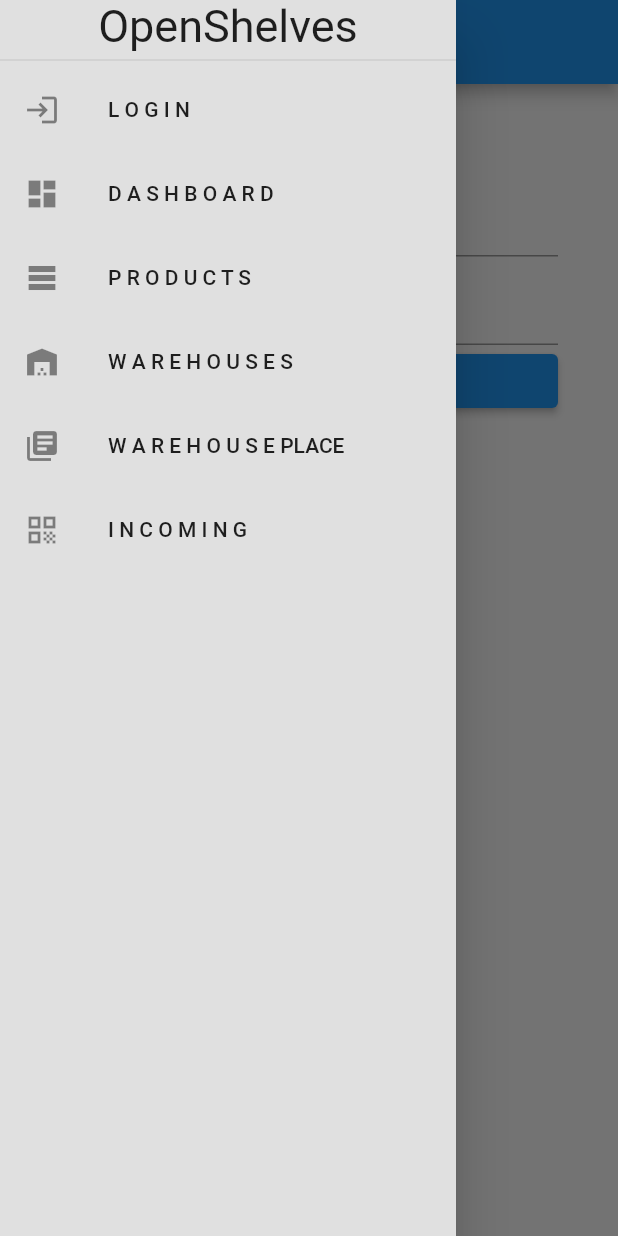
After one commit to OpenShelves/openshelves-frontend, a Flutter app: the LoginPage screen opened by its route, with the side drawer open, on a phone screen of 412 x 824 dp. The commit adds this screen. Run offline on Flutter 3.47's test engine with Material 2 defaults, Android fonts, the phone set to English and light mode, and no system bars; our stand-ins replace flutter_redux, flutter_secure_storage, redux; accounts and stored records are empty; network calls fail.

Commit message:
Removed Drawer from Constants and created a widget

```diff
--- a/lib/home.dart
+++ b/lib/home.dart
@@ -5,6 +5,7 @@ import 'package:openshelves/main.dart';
 import 'package:openshelves/products/product_service.dart';
 import 'package:openshelves/products/products_total_model.dart';
 import 'package:openshelves/responsive/responsive_layout.dart';
+import 'package:openshelves/widgets/drawer.dart';
 import 'package:openshelves/widgets/statcard.dart';
 import 'package:redux/redux.dart';
 
@@ -23,7 +24,7 @@ class _HomePageState extends State<HomePage> {
     return ResponsiveLayout(
         mobileBody: Scaffold(
           appBar: openShelvesAppBar,
-          drawer: getOpenShelvesDrawer(context),
+          drawer: const OpenShelvesDrawer(),
           body: Column(children: [const Text('D A S H B O A R D ')]),
         ),
         tabletBody: const Text("TO BE DONE"),
@@ -31,7 +32,7 @@ class _HomePageState extends State<HomePage> {
           floatingActionButton: FloatingActionButton(
               child: const Icon(Icons.add), onPressed: () {}),
           body: Row(children: [
-            getOpenShelvesDrawer(context),
+            const OpenShelvesDrawer(),
             Container(
                 padding: const EdgeInsets.all(20),
                 child: Column(children: [
--- a/lib/login/login.dart
+++ b/lib/login/login.dart
@@ -4,6 +4,7 @@ import 'package:openshelves/constants.dart';
 import 'package:openshelves/login/login_service.dart';
 import 'package:openshelves/main.dart';
 import 'package:openshelves/responsive/responsive_layout.dart';
+import 'package:openshelves/widgets/drawer.dart';
 import 'package:redux/redux.dart';
 
 class LoginPage extends StatefulWidget {
@@ -58,7 +59,7 @@ class _LoginPageState extends State<LoginPage> {
     return ResponsiveLayout(
       mobileBody: Scaffold(
         appBar: openShelvesAppBar,
-        drawer: getOpenShelvesDrawer(context),
+        drawer: const OpenShelvesDrawer(),
         body: ListView(children: [getLoginForm()]),
       ),
       tabletBody: const Text("TO BE DONE"),
@@ -67,7 +68,7 @@ class _LoginPageState extends State<LoginPage> {
           floatingActionButton: FloatingActionButton(
               child: const Icon(Icons.add), onPressed: () {}),
           body: Row(children: [
-            getOpenShelvesDrawer(context),
+            const OpenShelvesDrawer(),
             Expanded(child: getLoginForm())
             // Expanded(flex: 1, child: productTechDataForm)
           ])),
--- a/lib/responsive/desktop.dart
+++ b/lib/responsive/desktop.dart
@@ -1,5 +1,6 @@
 import 'package:flutter/material.dart';
 import 'package:openshelves/constants.dart';
+import 'package:openshelves/widgets/drawer.dart';
 
 class DesktopScaffold extends StatefulWidget {
   const DesktopScaffold({Key? key}) : super(key: key);
@@ -14,7 +15,7 @@ class _DesktopScaffoldState extends State<DesktopScaffold> {
     return Scaffold(
         body: Row(
       children: [
-        getOpenShelvesDrawer(context),
+        const OpenShelvesDrawer(),
         Text('D A S H B O A R D'),
       ],
     ));
--- a/lib/responsive/mobile.dart
+++ b/lib/responsive/mobile.dart
@@ -1,5 +1,6 @@
 import 'package:flutter/material.dart';
 import 'package:openshelves/constants.dart';
+import 'package:openshelves/widgets/drawer.dart';
 
 class MobileScaffold extends StatefulWidget {
   const MobileScaffold({Key? key}) : super(key: key);
@@ -12,7 +13,7 @@ class _MobileScaffoldState extends State<MobileScaffold> {
   @override
   Widget build(BuildContext context) {
     return Scaffold(
-        drawer: getOpenShelvesDrawer(context),
+        drawer: const OpenShelvesDrawer(),
         appBar: openShelvesAppBar,
         body: Row(
           children: [],
--- a/lib/responsive/tablet.dart
+++ b/lib/responsive/tablet.dart
@@ -1,5 +1,6 @@
 import 'package:flutter/material.dart';
 import 'package:openshelves/constants.dart';
+import 'package:openshelves/widgets/drawer.dart';
 
 class TabletScaffold extends StatefulWidget {
   const TabletScaffold({Key? key}) : super(key: key);
@@ -12,7 +13,7 @@ class _TabletScaffoldState extends State<TabletScaffold> {
   @override
   Widget build(BuildContext context) {
     return Scaffold(
-        drawer: getOpenShelvesDrawer(context),
+        drawer: const OpenShelvesDrawer(),
         appBar: openShelvesAppBar,
         body: Row(
           children: [],
--- a/lib/scanner/income/income_form.dart
+++ b/lib/scanner/income/income_form.dart
@@ -8,6 +8,7 @@ import 'package:openshelves/warehouseplace/inventory_model.dart';
 import 'package:openshelves/warehouseplace/inventory_service.dart';
 import 'package:openshelves/warehouseplace/warehouseplace_model.dart';
 import 'package:openshelves/warehouseplace/warehouseplaces_service.dart';
+import 'package:openshelves/widgets/drawer.dart';
 import 'package:redux/redux.dart';
 
 class IncomePage extends StatefulWidget {
@@ -71,7 +72,7 @@ class _IncomePageState extends State<IncomePage> {
     print("build");
     return Scaffold(
       appBar: openShelvesAppBar,
-      drawer: getOpenShelvesDrawer(context),
+      drawer: const OpenShelvesDrawer(),
       body: Column(children: [
         Card(
             child: Form(
--- a/lib/warehouse/warehouse_form.dart
+++ b/lib/warehouse/warehouse_form.dart
@@ -7,6 +7,7 @@ import 'package:openshelves/responsive/responsive_layout.dart';
 import 'package:openshelves/warehouse/warehouse_model.dart';
 import 'package:openshelves/warehouse/warehouse_service.dart';
 import 'package:openshelves/warehouse/widgets/address_form.dart';
+import 'package:openshelves/widgets/drawer.dart';
 import 'package:redux/redux.dart';
 
 class WarhouseForm extends StatefulWidget {
@@ -55,7 +56,7 @@ class _WarhouseFormState extends State<WarhouseForm> {
           // floatingActionButton: FloatingActionButton(
           //     child: const Icon(Icons.add), onPressed: () {}),
           body: Row(children: [
-        getOpenShelvesDrawer(context),
+        const OpenShelvesDrawer(),
         Expanded(
             flex: 1,
             child: Form(
--- /dev/null
+++ b/lib/widgets/drawer.dart
@@ -0,0 +1,86 @@
+import 'package:flutter/material.dart';
+import 'package:openshelves/home.dart';
+import 'package:openshelves/login/login.dart';
+import 'package:openshelves/products/product_list_page.dart';
+import 'package:openshelves/scanner/income/income_form.dart';
+import 'package:openshelves/warehouse/warehouse_list_page.dart';
+import 'package:openshelves/warehouseplace/warehouseplace_list_page.dart';
+
+class OpenShelvesDrawer extends StatelessWidget {
+  const OpenShelvesDrawer({Key? key}) : super(key: key);
+
+  @override
+  Widget build(BuildContext context) {
+    return Drawer(
+        backgroundColor: Colors.grey[300],
+        child: Column(
+          children: [
+            const Text(
+              'OpenShelves',
+              style: TextStyle(fontSize: 30),
+            ),
+            const Divider(
+              height: 10,
+            ),
+            ListTile(
+              leading: const Icon(Icons.login),
+              title: const Text('L O G I N'),
+              onTap: () {
+                Navigator.pushNamed(context, LoginPage.url);
+              },
+            ),
+            ListTile(
+              leading: const Icon(Icons.dashboard),
+              title: const Text('D A S H B O A R D'),
+              onTap: () {
+                Navigator.pushNamed(context, HomePage.url);
+              },
+            ),
+            ListTile(
+              leading: const Icon(Icons.table_rows),
+              title: const Text('P R O D U C T S'),
+              onTap: () {
+                Navigator.pushNamed(context, ProductPage.url);
+              },
+            ),
+            // ListTile(
+            //   leading: const Icon(Icons.warehouse),
+            //   title: const Text('W A R E H O U S E'),
+            //   onTap: () {
+            //     Navigator.pushNamed(context, WarhouseForm.url);
+            //   },
+            // ),
+            ListTile(
+              leading: const Icon(Icons.warehouse),
+              title: const Text('W A R E H O U S E S'),
+              onTap: () {
+                Navigator.pushNamed(context, WarehouseListPage.url);
+              },
+            ),
+            ListTile(
+              leading: const Icon(Icons.library_books),
+              title: const Text('W A R E H O U S E PLACE'),
+              onTap: () {
+                Navigator.pushNamed(context, WarehousePlaceListPage.url);
+              },
+            ),
+            ListTile(
+              leading: const Icon(Icons.qr_code),
+              title: const Text('I N C O M I N G'),
+              onTap: () {
+                Navigator.pushNamed(context, IncomePage.url);
+              },
+            ),
+            // const ListTile(
+            //   leading: Icon(Icons.shopping_basket),
+            //   title: Text('O R D E R S'),
+            //   // trailing: Icon(Icons.add),
+            // ),
+            // const ListTile(
+            //   leading: Icon(Icons.settings),
+            //   title: Text('S E T T I N G S'),
+            // )
+          ],
+        ));
+  }
+}
```
Also changed, not shown: lib/constants.dart (+0 -74 lines), lib/products/product_form.dart (+6 -5 lines), lib/products/product_list_page.dart (+7 -6 lines), lib/warehouse/warehouse_list_page.dart (+4 -8 lines), lib/warehouseplace/warehouseplace_form.dart (+4 -3 lines), lib/warehouseplace/warehouseplace_list_page.dart (+4 -3 lines).
